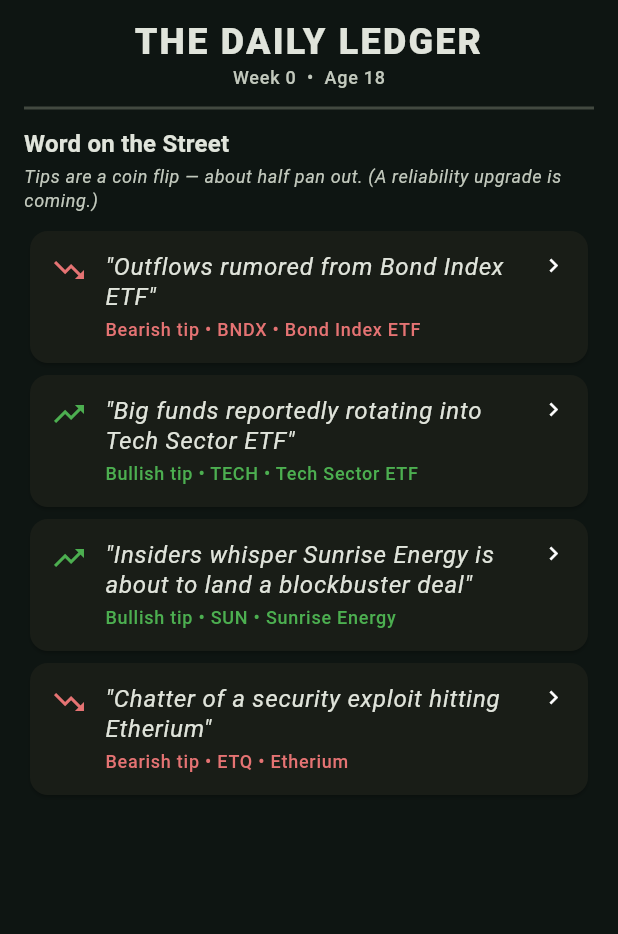
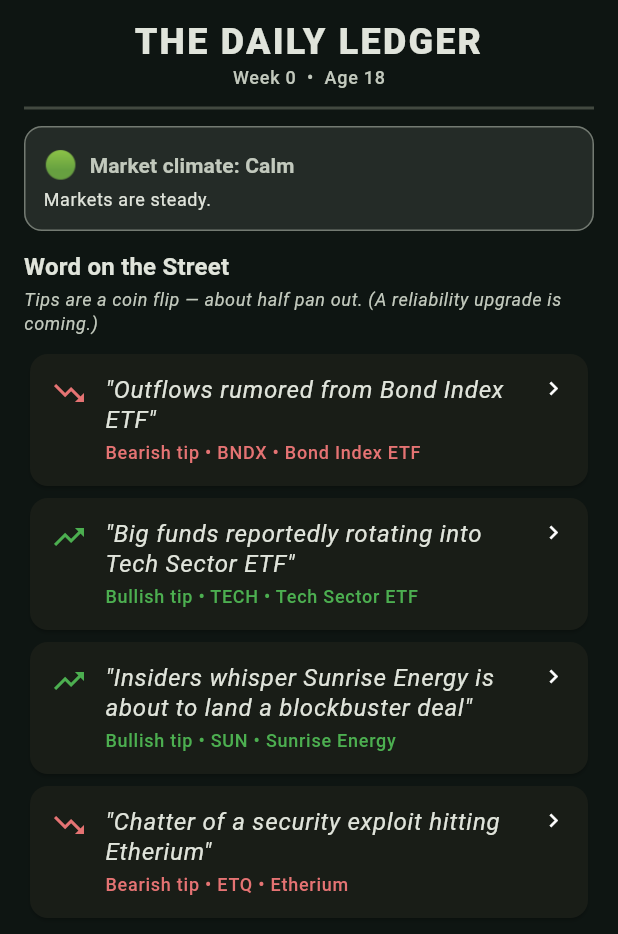
Before and after one commit to Armandoxh/Territorygame, a Flutter app: the NewsTab widget shown alone on an empty page, opened directly with empty values, on a phone screen of 412 x 824 dp. Shown: the top 934 px of the screen. Run offline on Flutter 3.47's test engine with Material 3 defaults, Android fonts, the phone set to English and light mode, and no system bars.

Commit message:
WealthQuest (build 9): market climate + crashes give insurance teeth
Adds a macro layer so 'uninsured' finally matters (fixes MMF dominance):
- MarketRegime (boom/normal/downturn/crash/recovery) + SectorEvent models;
  ClimateEngine with Markov transitions, per-asset beta, sector boom/bust.
- Weekly market-wide drift scaled by beta; a crash applies a severe drop AND
  takes 2% off uninsured cash (MMF/CMA) while insured cash is safe.
- Sector events ('Tech rally', 'Energy slump') bias one sector 1-3 weeks.
- News tab climate banner; regime/sector/crash events in the weekly summary.
- CDs marked insured so crashes don't hit them.

https://claude.ai/code/session_01TzdCgZw6BTd2YJQ9wzwCow

```diff
--- a/dev_log/6-4-2026.txt
+++ b/dev_log/6-4-2026.txt
@@ -163,3 +163,25 @@
         dominates because 'uninsured' has no teeth yet. Next nail:
         give insurance meaning via downturn risk (uninsured cash can
         lose in a crash; insured never does). Pending user's choice.
+
+2026-06-04  WealthQuest (build 9): market climate + crashes (insurance teeth)
+  WHAT: Added a macro layer that makes 'uninsured' finally matter (fixes
+        the MMF-dominates problem). models/climate.dart (MarketRegime:
+        boom/normal/downturn/crash/recovery + SectorEvent) and
+        engine/climate_engine.dart (Markov regime transitions, per-asset
+        beta, sector boom/bust generator). Each week the regime rolls and
+        applies a market-wide drift scaled by each asset's beta (bonds
+        barely move, crypto swings hard); a CRASH applies a severe drop
+        AND carves 2% off uninsured cash (MMF, CMA) while FDIC/govt
+        options are untouched. Occasional sector events ('Tech rally',
+        'Energy slump') bias one sector for 1-3 weeks. A climate banner
+        on the News tab shows the current regime + active sector event;
+        regime changes/crashes/sector events surface in the Next Week
+        summary. Marked CDs insured so crashes don't hit them.
+  WHY:  User: 'why would a player not just take the 4.8% MMF and ignore
+        the rest?' Right — uninsured had no teeth. Now the yield premium
+        of uninsured cash is a real risk premium paid back in crashes,
+        and insured cash is a genuine safe harbor.
+  TUNING: crash ~0.8%/wk from calm, ~5% from a bear; crashCashLoss 2%;
+        beta = vol/0.03 capped at 2.0. Knobs in climate.dart /
+        climate_engine.dart.
--- a/wealthquest/lib/data/catalog.dart
+++ b/wealthquest/lib/data/catalog.dart
@@ -176,6 +176,7 @@ class Catalog {
       termDays: 26,
       minInvestment: 100,
       sector: 'Fixed Income',
+      insured: true,
       blurb: 'Locked 26 weeks. 4.5% APY, redeemable at maturity.',
     ),
     AssetDef(
@@ -188,6 +189,7 @@ class Catalog {
       termDays: 52,
       minInvestment: 100,
       sector: 'Fixed Income',
+      insured: true,
       blurb: 'Locked 52 weeks. 5.2% APY for committing longer.',
     ),
     AssetDef(
@@ -200,6 +202,7 @@ class Catalog {
       termDays: 156,
       minInvestment: 250,
       sector: 'Fixed Income',
+      insured: true,
       blurb: 'Locked 156 weeks. 5.8% APY — best fixed rate, longest lock.',
     ),
     AssetDef(
--- /dev/null
+++ b/wealthquest/lib/models/climate.dart
@@ -0,0 +1,88 @@
+/// The market-wide mood. Drives a weekly drift on every price-based asset
+/// (scaled by how volatile the asset is) and, on a crash, a hit to uninsured
+/// cash.
+enum MarketRegime { boom, normal, downturn, crash, recovery }
+
+extension MarketRegimeX on MarketRegime {
+  String get label {
+    switch (this) {
+      case MarketRegime.boom:
+        return 'Bull market';
+      case MarketRegime.normal:
+        return 'Calm';
+      case MarketRegime.downturn:
+        return 'Bear market';
+      case MarketRegime.crash:
+        return 'Market crash';
+      case MarketRegime.recovery:
+        return 'Recovery';
+    }
+  }
+
+  String get emoji {
+    switch (this) {
+      case MarketRegime.boom:
+        return '📈';
+      case MarketRegime.normal:
+        return '🟢';
+      case MarketRegime.downturn:
+        return '📉';
+      case MarketRegime.crash:
+        return '💥';
+      case MarketRegime.recovery:
+        return '🌱';
+    }
+  }
+
+  String get blurb {
+    switch (this) {
+      case MarketRegime.boom:
+        return 'Risk assets are climbing.';
+      case MarketRegime.normal:
+        return 'Markets are steady.';
+      case MarketRegime.downturn:
+        return 'Stocks are sliding.';
+      case MarketRegime.crash:
+        return 'Severe sell-off — uninsured cash takes a hit.';
+      case MarketRegime.recovery:
+        return 'Markets are bouncing back.';
+    }
+  }
+
+  /// Extra weekly return applied to a beta-1 asset under this regime.
+  double get weeklyDrift {
+    switch (this) {
+      case MarketRegime.boom:
+        return 0.010;
+      case MarketRegime.normal:
+        return 0.0;
+      case MarketRegime.downturn:
+        return -0.008;
+      case MarketRegime.crash:
+        return -0.16;
+      case MarketRegime.recovery:
+        return 0.012;
+    }
+  }
+
+  bool get isCrash => this == MarketRegime.crash;
+}
+
+/// A temporary boom or bust concentrated in one industry sector.
+class SectorEvent {
+  final String sector;
+  final int dir; // +1 rally, -1 slump
+  final double magnitude; // extra weekly return for assets in this sector
+  final String headline;
+  int weeksLeft;
+
+  SectorEvent({
+    required this.sector,
+    required this.dir,
+    required this.magnitude,
+    required this.headline,
+    required this.weeksLeft,
+  });
+
+  bool get isRally => dir > 0;
+}
--- a/wealthquest/lib/ui/news_tab.dart
+++ b/wealthquest/lib/ui/news_tab.dart
@@ -1,6 +1,7 @@
 import 'package:flutter/material.dart';
 
 import '../data/catalog.dart';
+import '../models/climate.dart';
 import '../models/rumor.dart';
 import '../state/game_controller.dart';
 import '../util/format.dart';
@@ -43,6 +44,8 @@ class NewsTab extends StatelessWidget {
         ),
         const Divider(thickness: 2, height: 24),
 
+        _climateBanner(theme),
+
         _sectionTitle(theme, 'Word on the Street'),
         Text(
           game.reliabilityRevealed
@@ -67,6 +70,50 @@ class NewsTab extends StatelessWidget {
           ...game.lastResolved.map((r) => _ResolvedRow(rumor: r)),
         ],
       ],
+    );
+  }
+
+  Widget _climateBanner(ThemeData theme) {
+    final reg = game.regime;
+    final bad = reg == MarketRegime.downturn || reg == MarketRegime.crash;
+    final good = reg == MarketRegime.boom || reg == MarketRegime.recovery;
+    final c = bad ? kLoss : (good ? kGain : theme.colorScheme.onSurfaceVariant);
+    final ev = game.sectorEvent;
+    return Container(
+      width: double.infinity,
+      padding: const EdgeInsets.all(12),
+      margin: const EdgeInsets.only(bottom: 12),
+      decoration: BoxDecoration(
+        color: c.withOpacity(0.12),
+        borderRadius: BorderRadius.circular(12),
+        border: Border.all(color: c.withOpacity(0.5)),
+      ),
+      child: Column(
+        crossAxisAlignment: CrossAxisAlignment.start,
+        children: [
+          Row(
+            children: [
+              Text(reg.emoji, style: const TextStyle(fontSize: 18)),
+              const SizedBox(width: 8),
+              Text(
+                'Market climate: ${reg.label}',
+                style: theme.textTheme.titleSmall
+                    ?.copyWith(color: c, fontWeight: FontWeight.bold),
+              ),
+            ],
+          ),
+          const SizedBox(height: 2),
+          Text(reg.blurb, style: theme.textTheme.bodySmall),
+          if (ev != null) ...[
+            const SizedBox(height: 6),
+            Text(
+              '${ev.isRally ? '▲' : '▼'} ${ev.headline}',
+              style: theme.textTheme.bodySmall
+                  ?.copyWith(color: ev.isRally ? kGain : kLoss),
+            ),
+          ],
+        ],
+      ),
     );
   }
 
--- a/wealthquest/lib/version.dart
+++ b/wealthquest/lib/version.dart
@@ -4,7 +4,7 @@
 /// notable features) — see wealthquest/CLAUDE.md. The badge pinned at the top
 /// of the home header shows this, so you can instantly confirm the live page is
 /// the latest build (and not a stale cache).
-const String kAppVersion = '0.6.0';
-const int kBuildNumber = 8;
+const String kAppVersion = '0.7.0';
+const int kBuildNumber = 9;
 
 String get appVersionLabel => 'v$kAppVersion · build $kBuildNumber';
--- a/wealthquest/pubspec.yaml
+++ b/wealthquest/pubspec.yaml
@@ -1,7 +1,7 @@
 name: wealthquest
 description: "A mobile life-sim / stock-market game. Start at 18 with a day job; each Next Day is a week — watch your investments perform."
 publish_to: "none"
-version: 0.6.0+8
+version: 0.7.0+9
 
 environment:
   sdk: ">=3.4.0 <4.0.0"
```
Also changed, not shown: wealthquest/lib/engine/climate_engine.dart (added, +93 -0 lines), wealthquest/lib/state/game_controller.dart (+44 -3 lines), 1 other file.
